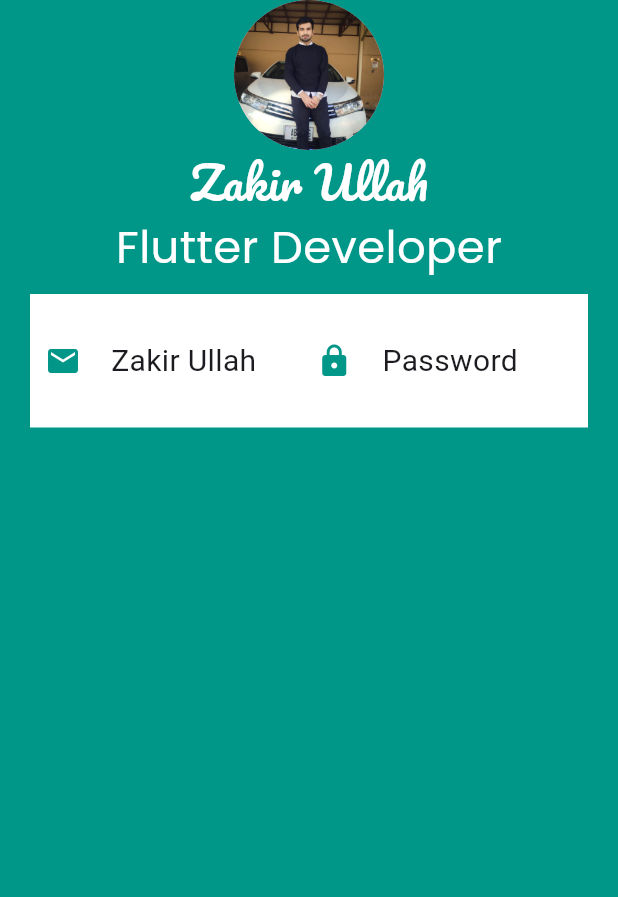
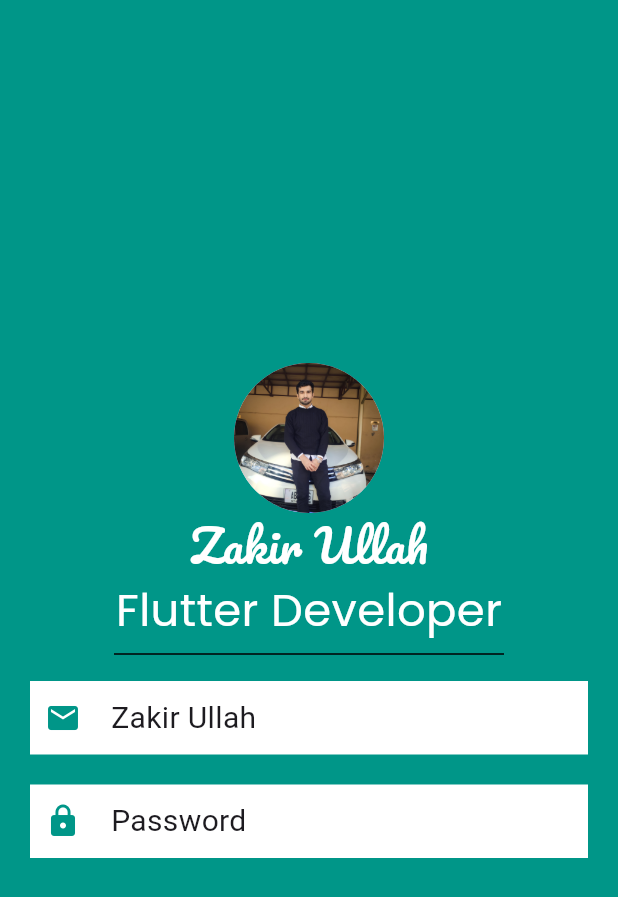
Before and after one commit to Zakirullah00/My-Cart-App, a Flutter app: the screen it shows after launch, on a phone screen of 412 x 824 dp. Shown: the top 897 px of the screen. Run offline on Flutter 3.47's test engine with Material 3 defaults, Android fonts, the phone set to English and light mode, and no system bars.

Commit message:
initial commit

```diff
--- a/lib/main.dart
+++ b/lib/main.dart
@@ -13,6 +13,7 @@ class MyCard extends StatelessWidget {
         backgroundColor: Colors.teal,
         body: SafeArea(
           child: Column(
+            mainAxisAlignment: MainAxisAlignment.center,
             children: [
               CircleAvatar(
                 radius: 50.0,
@@ -28,6 +29,12 @@ class MyCard extends StatelessWidget {
                 color: Colors.white,
                 fontFamily: 'Poppins'
               ), ),
+              SizedBox(
+                width: 260.0,
+                child: Divider(
+                  color: Colors.black,
+                ),
+              ),
               Container(
                 margin: EdgeInsets.symmetric(horizontal: 20, vertical: 10),
                 padding: EdgeInsets.symmetric(horizontal: 10, vertical: 10),
@@ -44,10 +51,14 @@ class MyCard extends StatelessWidget {
                     ),
                     Text('Zakir Ullah' , style: TextStyle(
                       fontSize: 20,
-                    ), ),
+                    ), )
+                  ],
+                ),
+
+              ),
               Container(
                 margin: EdgeInsets.symmetric(horizontal: 20, vertical: 10),
-                      padding: EdgeInsets.symmetric(horizontal: 20, vertical: 10),
+                padding: EdgeInsets.symmetric(horizontal: 10, vertical: 10),
                 color: Colors.white,
                 child: Row(
                   children: [
@@ -59,16 +70,13 @@ class MyCard extends StatelessWidget {
                       width: 20,
                       height: 20,
                     ),
-                          Text('Password', style: TextStyle(
+                    Text('Password' , style: TextStyle(
                       fontSize: 20,
-                          ),)
-                        ],
-                      ),
-                    ),
+                    ), )
                   ],
                 ),
 
-              )
+              ),
             ],
           )
         ),
```
Also changed, not shown: 11 other files. Lines whose indentation alone changed are shown as unchanged.
